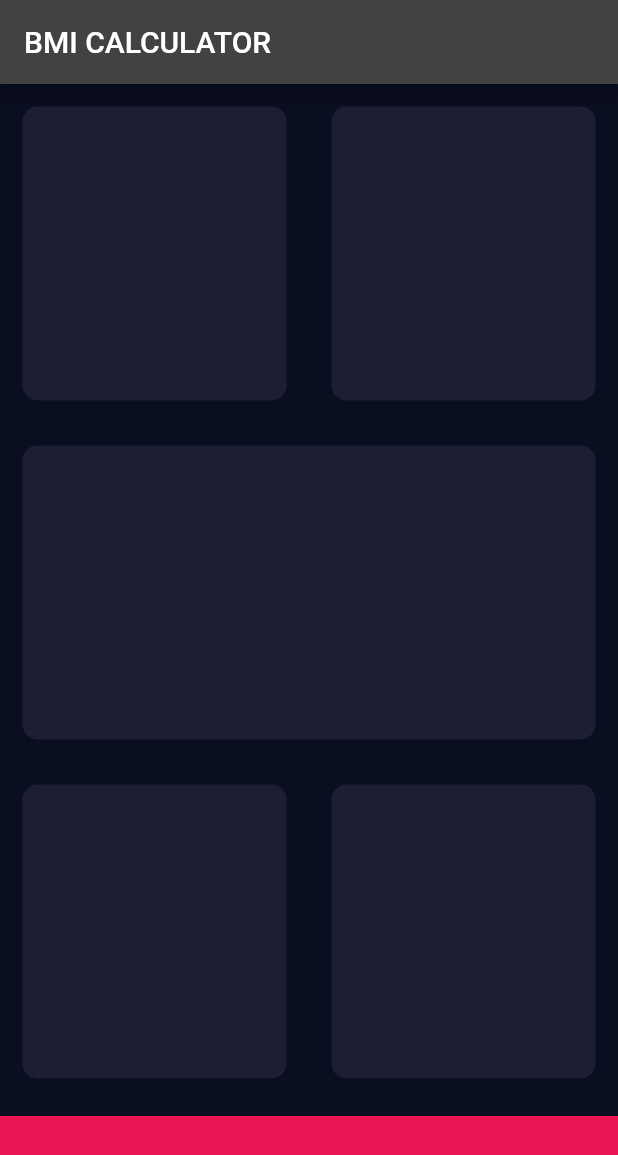
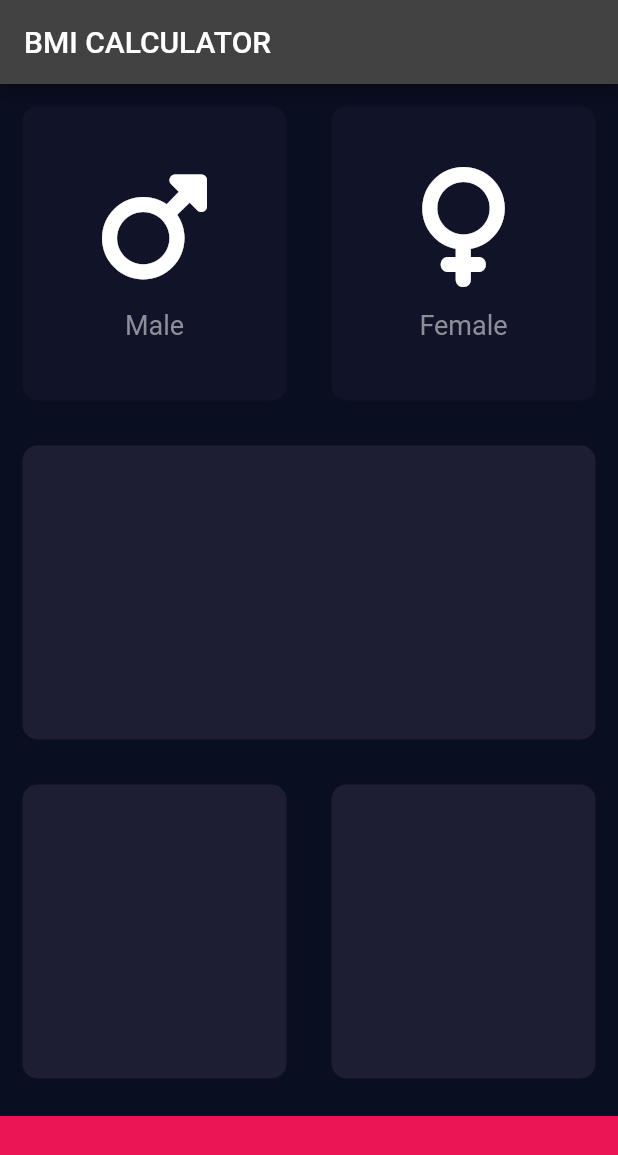
Before and after one commit to fmdoums/bmi_calculator_app, a Flutter app: the screen it shows after launch, on a phone screen of 412 x 824 dp. Shown: the top 1155 px of the screen. Run offline on Flutter 3.47's test engine with Material 2 defaults, Android fonts, the phone set to English and light mode, and no system bars; our stand-ins replace font_awesome_flutter.

```diff
--- /dev/null
+++ b/lib/icon_content.dart
@@ -0,0 +1,33 @@
+import 'package:flutter/material.dart';
+
+const labelTextStyle = TextStyle(
+  fontSize: 18.0,
+  color: Color(0xFF8D8E98),
+);
+
+class IconContent extends StatelessWidget {
+  IconContent({required this.icon, required this.label});
+  final IconData icon;
+  final String label;
+
+  @override
+  Widget build(BuildContext context) {
+    return Column(
+      mainAxisAlignment: MainAxisAlignment.center,
+      children: [
+        Icon(
+          icon,
+          //FontAwesomeIcons.mars,
+          size: 80.0,
+        ),
+        SizedBox(
+          height: 15.0,
+        ),
+        Text(
+          label,
+          style: labelTextStyle,
+        )
+      ],
+    );
+  }
+}
--- a/lib/input_page.dart
+++ b/lib/input_page.dart
@@ -1,7 +1,12 @@
+import 'package:bmi_calculator/reusable_card.dart';
 import 'package:flutter/material.dart';
+import 'package:font_awesome_flutter/font_awesome_flutter.dart';
+
+import 'icon_content.dart';
 
 const bottomContainerHeight = 80.0;
 const activeCardColor = Color(0xFF1D1E33);
+const inactiveCardColor = Color(0xFF111328);
 const bottomContainerColor = Color(0xFFEB1555);
 
 class InputPage extends StatefulWidget {
@@ -10,6 +15,29 @@ class InputPage extends StatefulWidget {
 }
 
 class _InputPageState extends State<InputPage> {
+  Color maleCardColor = inactiveCardColor;
+  Color femaleCardColor = inactiveCardColor;
+
+  //1 = male , 2 = female
+  void updateColour(int gender) {
+    if (gender == 1) {
+      if (maleCardColor == inactiveCardColor) {
+        maleCardColor = activeCardColor;
+        femaleCardColor = inactiveCardColor;
+      } else {
+        maleCardColor = inactiveCardColor;
+      }
+    }
+    if (gender == 2) {
+      if (femaleCardColor == inactiveCardColor) {
+        femaleCardColor = activeCardColor;
+        maleCardColor = inactiveCardColor;
+      } else {
+        femaleCardColor = inactiveCardColor;
+      }
+    }
+  }
+
   @override
   Widget build(BuildContext context) {
     return Scaffold(
@@ -22,12 +50,32 @@ class _InputPageState extends State<InputPage> {
               child: Row(
                 children: [
                   Expanded(
-                    child: ReusableCard(
-                      colour: activeCardColor,
+                    child: GestureDetector(
+                      onTap: () => {
+                        setState(() {
+                          updateColour(1);
+                        })
+                      },
+                      child: ReusableCard(
+                        colour: maleCardColor,
+                        cardChild: IconContent(
+                            icon: FontAwesomeIcons.mars, label: 'Male'),
+                      ),
                     ),
                   ),
                   Expanded(
-                    child: ReusableCard(colour: activeCardColor),
+                    child: GestureDetector(
+                      onTap: () => {
+                        setState(() => {updateColour(2)})
+                      },
+                      child: ReusableCard(
+                        colour: femaleCardColor,
+                        cardChild: IconContent(
+                          icon: FontAwesomeIcons.venus,
+                          label: 'Female',
+                        ),
+                      ),
+                    ),
                   ),
                 ],
               ),
@@ -63,19 +111,3 @@ class _InputPageState extends State<InputPage> {
         ));
   }
 }
-
-class ReusableCard extends StatelessWidget {
-  ReusableCard({required this.colour});
-  final Color colour;
-
-  @override
-  Widget build(BuildContext context) {
-    return Container(
-      margin: EdgeInsets.all(15),
-      decoration: BoxDecoration(
-        color: colour,
-        borderRadius: BorderRadius.circular(10),
-      ),
-    );
-  }
-}
--- /dev/null
+++ b/lib/reusable_card.dart
@@ -0,0 +1,19 @@
+import 'package:flutter/material.dart';
+
+class ReusableCard extends StatelessWidget {
+  ReusableCard({required this.colour, this.cardChild});
+  final Color colour;
+  final Widget? cardChild;
+
+  @override
+  Widget build(BuildContext context) {
+    return Container(
+      child: cardChild,
+      margin: EdgeInsets.all(15),
+      decoration: BoxDecoration(
+        color: colour,
+        borderRadius: BorderRadius.circular(10),
+      ),
+    );
+  }
+}
--- a/pubspec.yaml
+++ b/pubspec.yaml
@@ -34,6 +34,7 @@ dependencies:
   # The following adds the Cupertino Icons font to your application.
   # Use with the CupertinoIcons class for iOS style icons.
   cupertino_icons: ^1.0.2
+  font_awesome_flutter: ^10.1.0
 
 dev_dependencies:
   flutter_test:
```
Also changed, not shown: pubspec.lock.
